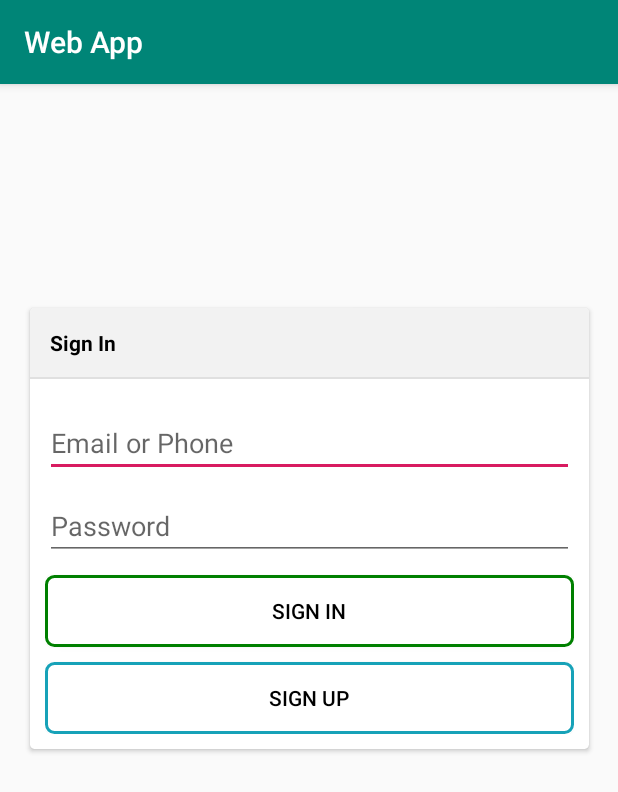
After one commit to ngangavic/Test-App, an Android app: the LoginActivity screen opened directly, with no data from a screen before it, on a phone screen of 412 x 824 dp. The commit adds this screen. Shown: the top 792 px of the screen. Run offline under Robolectric (Android 15) with nearby library versions, the phone set to English and light mode, and no system bars.

Commit message:
login UI

```diff
--- a/app/build.gradle
+++ b/app/build.gradle
@@ -25,12 +25,13 @@ android {
 
 dependencies {
     implementation fileTree(dir: 'libs', include: ['*.jar'])
-    implementation"org.jetbrains.kotlin:kotlin-stdlib-jdk7:$kotlin_version"
+    implementation "org.jetbrains.kotlin:kotlin-stdlib-jdk7:$kotlin_version"
     implementation 'androidx.appcompat:appcompat:1.1.0'
     implementation 'androidx.core:core-ktx:1.0.2'
     implementation 'androidx.constraintlayout:constraintlayout:1.1.3'
     testImplementation 'junit:junit:4.12'
     androidTestImplementation 'androidx.test.ext:junit:1.1.0'
     androidTestImplementation 'androidx.test.espresso:espresso-core:3.1.1'
+    implementation 'androidx.cardview:cardview:1.0.0'
 
 }
--- a/app/src/main/AndroidManifest.xml
+++ b/app/src/main/AndroidManifest.xml
@@ -2,8 +2,8 @@
 <manifest xmlns:android="http://schemas.android.com/apk/res/android"
     package="com.ngangavictor.testapp">
 
-    <uses-permission android:name="android.permission.INTERNET"/>
-    <uses-permission android:name="android.permission.WRITE_EXTERNAL_STORAGE"/>
+    <uses-permission android:name="android.permission.INTERNET" />
+    <uses-permission android:name="android.permission.WRITE_EXTERNAL_STORAGE" />
 
     <application
         android:allowBackup="true"
@@ -12,6 +12,7 @@
         android:roundIcon="@mipmap/ic_launcher_round"
         android:supportsRtl="true"
         android:theme="@style/AppTheme">
+        <activity android:name=".LoginActivity"></activity>
         <activity android:name=".MainActivity">
             <intent-filter>
                 <action android:name="android.intent.action.MAIN" />
--- /dev/null
+++ b/app/src/main/java/com/ngangavictor/testapp/LoginActivity.kt
@@ -0,0 +1,12 @@
+package com.ngangavictor.testapp
+
+import androidx.appcompat.app.AppCompatActivity
+import android.os.Bundle
+
+class LoginActivity : AppCompatActivity() {
+
+    override fun onCreate(savedInstanceState: Bundle?) {
+        super.onCreate(savedInstanceState)
+        setContentView(R.layout.activity_login)
+    }
+}
--- a/app/src/main/java/com/ngangavictor/testapp/MainActivity.kt
+++ b/app/src/main/java/com/ngangavictor/testapp/MainActivity.kt
@@ -190,7 +190,7 @@ class MainActivity : AppCompatActivity() {
     override fun onOptionsItemSelected(item: MenuItem): Boolean {
         when (item.itemId){
             R.id.action_native->{
-                Toast.makeText(applicationContext,"Menu clicked", Toast.LENGTH_SHORT).show()
+                startActivity(Intent(applicationContext,LoginActivity::class.java))
             }
         }
         return super.onOptionsItemSelected(item)
--- /dev/null
+++ b/app/src/main/res/drawable/blue_button.xml
@@ -0,0 +1,17 @@
+<?xml version="1.0" encoding="utf-8"?>
+<selector xmlns:android="http://schemas.android.com/apk/res/android">
+    <item android:state_pressed="false">
+        <shape xmlns:android="http://schemas.android.com/apk/res/android" android:shape="rectangle">
+            <solid android:color="#fff"/>
+            <stroke android:color="#17a2b8" android:width="2dp"/>
+            <corners android:radius="5dp"/>
+        </shape>
+    </item>
+    <item android:state_pressed="true">
+        <shape xmlns:android="http://schemas.android.com/apk/res/android" android:shape="rectangle">
+            <solid android:color="#17a2b8"/>
+            <stroke android:color="#17a2b8" android:width="2dp"/>
+            <corners android:radius="5dp"/>
+        </shape>
+    </item>
+</selector>
--- /dev/null
+++ b/app/src/main/res/drawable/green_button.xml
@@ -0,0 +1,17 @@
+<?xml version="1.0" encoding="utf-8"?>
+<selector xmlns:android="http://schemas.android.com/apk/res/android">
+    <item android:state_pressed="false">
+        <shape xmlns:android="http://schemas.android.com/apk/res/android" android:shape="rectangle">
+            <solid android:color="#fff"/>
+            <stroke android:color="#008000" android:width="2dp"/>
+            <corners android:radius="5dp"/>
+        </shape>
+    </item>
+    <item android:state_pressed="true">
+        <shape xmlns:android="http://schemas.android.com/apk/res/android" android:shape="rectangle">
+            <solid android:color="#28a745"/>
+            <stroke android:color="#008000" android:width="2dp"/>
+            <corners android:radius="5dp"/>
+        </shape>
+    </item>
+</selector>
--- /dev/null
+++ b/app/src/main/res/layout/activity_login.xml
@@ -0,0 +1,95 @@
+<?xml version="1.0" encoding="utf-8"?>
+<androidx.constraintlayout.widget.ConstraintLayout xmlns:android="http://schemas.android.com/apk/res/android"
+    xmlns:app="http://schemas.android.com/apk/res-auto"
+    xmlns:tools="http://schemas.android.com/tools"
+    android:layout_width="match_parent"
+    android:layout_height="match_parent"
+    android:padding="10dp"
+    tools:context=".LoginActivity">
+
+    <androidx.cardview.widget.CardView
+        android:layout_width="match_parent"
+        android:layout_height="wrap_content"
+        android:layout_marginStart="10dp"
+        android:layout_marginLeft="10dp"
+        android:layout_marginTop="100dp"
+        android:layout_marginEnd="9dp"
+        android:layout_marginRight="9dp"
+        android:layout_marginBottom="276dp"
+        app:cardBackgroundColor="#ffffff"
+        app:cardCornerRadius="3dp"
+        app:cardMaxElevation="7dp"
+        app:layout_constraintBottom_toBottomOf="parent"
+        app:layout_constraintEnd_toEndOf="parent"
+        app:layout_constraintStart_toStartOf="parent"
+        app:layout_constraintTop_toTopOf="parent">
+
+        <LinearLayout
+            android:layout_width="match_parent"
+            android:layout_height="match_parent"
+            android:orientation="vertical">
+
+            <TextView
+                android:id="@+id/textView"
+                android:layout_width="match_parent"
+                android:layout_height="wrap_content"
+                android:background="#f2f2f2"
+                android:gravity="start"
+                android:padding="13dp"
+                android:text="Sign In"
+                android:textAlignment="textStart"
+                android:textColor="#000000"
+                android:textStyle="bold" />
+
+            <View
+                android:id="@+id/divider"
+                android:layout_width="match_parent"
+                android:layout_height="1dp"
+                android:background="?android:attr/listDivider" />
+
+            <LinearLayout
+                android:layout_width="match_parent"
+                android:layout_height="match_parent"
+                android:padding="10dp"
+                android:orientation="vertical">
+
+                <EditText
+                    android:id="@+id/editTextEmail"
+                    android:layout_width="match_parent"
+                    android:layout_height="wrap_content"
+                    android:layout_marginTop="10dp"
+                    android:ems="10"
+                    android:hint="Email or Phone"
+                    android:inputType="textPersonName" />
+
+                <EditText
+                    android:id="@+id/editTextPassword"
+                    android:layout_width="match_parent"
+                    android:layout_height="wrap_content"
+                    android:layout_marginTop="10dp"
+                    android:ems="10"
+                    android:hint="Password"
+                    android:inputType="textPassword" />
+
+                <Button
+                    android:layout_marginTop="10dp"
+                    android:id="@+id/buttonSignIn"
+                    android:background="@drawable/green_button"
+                    android:layout_width="match_parent"
+                    android:layout_height="wrap_content"
+                    android:textColor="#000"
+                    android:text="Sign In" />
+
+                <Button
+                    android:layout_marginTop="10dp"
+                    android:id="@+id/buttonSignUp"
+                    android:layout_width="match_parent"
+                    android:layout_height="wrap_content"
+                    android:textColor="#000"
+                    android:background="@drawable/blue_button"
+                    android:text="Sign UP" />
+            </LinearLayout>
+
+        </LinearLayout>
+    </androidx.cardview.widget.CardView>
+</androidx.constraintlayout.widget.ConstraintLayout>
```
